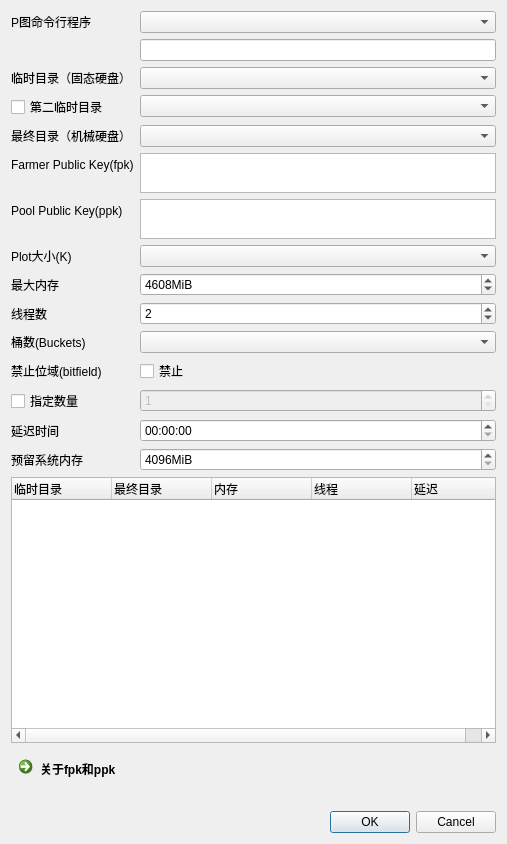
Qt form ui/CreatePlotDialog.ui (penglecn/ChiaTools) before a commit.
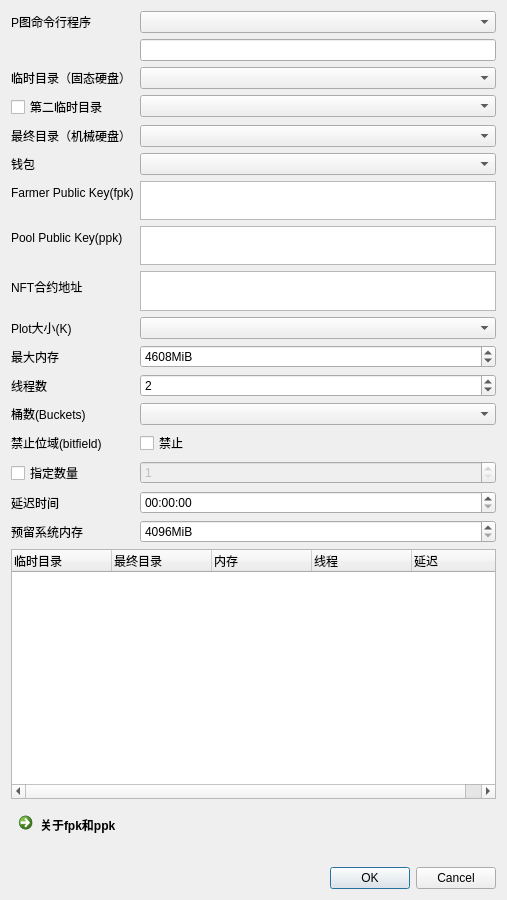
The same form after that commit.

Commit message: 多线程命令行支持新协议；支持多钱包选择

The edit to the form file:
```diff
--- a/ui/CreatePlotDialog.ui
+++ b/ui/CreatePlotDialog.ui
@@ -10,7 +10,7 @@
     <x>0</x>
     <y>0</y>
     <width>507</width>
-    <height>844</height>
+    <height>882</height>
    </rect>
   </property>
   <property name="sizePolicy">
@@ -51,21 +51,21 @@
      <item row="5" column="1">
       <widget class="QComboBox" name="comboHDD"/>
      </item>
-     <item row="6" column="0">
+     <item row="7" column="0">
       <widget class="QLabel" name="labelFpk">
        <property name="text">
         <string>Farmer Public Key(fpk)</string>
        </property>
       </widget>
      </item>
-     <item row="8" column="0">
+     <item row="9" column="0">
       <widget class="QLabel" name="labelPpk">
        <property name="text">
         <string>Pool Public Key(ppk)</string>
        </property>
       </widget>
      </item>
-     <item row="15" column="1">
+     <item row="17" column="1">
       <widget class="QSpinBox" name="spinNumber">
        <property name="enabled">
         <bool>false</bool>
@@ -78,28 +78,28 @@
        </property>
       </widget>
      </item>
-     <item row="16" column="0">
+     <item row="18" column="0">
       <widget class="QLabel" name="labelDelay">
        <property name="text">
         <string>延迟时间</string>
        </property>
       </widget>
      </item>
-     <item row="16" column="1">
+     <item row="18" column="1">
       <widget class="QTimeEdit" name="timeEditDelay">
        <property name="displayFormat">
         <string>HH:mm:ss</string>
        </property>
       </widget>
      </item>
-     <item row="11" column="0">
+     <item row="13" column="0">
       <widget class="QLabel" name="labelThreadNum">
        <property name="text">
         <string>线程数</string>
        </property>
       </widget>
      </item>
-     <item row="11" column="1">
+     <item row="13" column="1">
       <widget class="QSpinBox" name="spinThreadNum">
        <property name="minimum">
         <number>1</number>
@@ -112,14 +112,14 @@
        </property>
       </widget>
      </item>
-     <item row="10" column="0">
+     <item row="12" column="0">
       <widget class="QLabel" name="labelMemory">
        <property name="text">
         <string>最大内存</string>
        </property>
       </widget>
      </item>
-     <item row="10" column="1">
+     <item row="12" column="1">
       <widget class="QSpinBox" name="spinMemory">
        <property name="suffix">
         <string>MiB</string>
@@ -138,38 +138,38 @@
        </property>
       </widget>
      </item>
-     <item row="15" column="0">
+     <item row="17" column="0">
       <widget class="QCheckBox" name="checkBoxSpecifyCount">
        <property name="text">
         <string>指定数量</string>
        </property>
       </widget>
      </item>
-     <item row="12" column="0">
+     <item row="14" column="0">
       <widget class="QLabel" name="labelBucketNum">
        <property name="text">
         <string>桶数(Buckets)</string>
        </property>
       </widget>
      </item>
-     <item row="9" column="0">
+     <item row="11" column="0">
       <widget class="QLabel" name="labelK">
        <property name="text">
         <string>Plot大小(K)</string>
        </property>
       </widget>
      </item>
-     <item row="9" column="1">
+     <item row="11" column="1">
       <widget class="QComboBox" name="comboK"/>
      </item>
-     <item row="14" column="0">
+     <item row="16" column="0">
       <widget class="QLabel" name="labelNoBitfield">
        <property name="text">
         <string>禁止位域(bitfield)</string>
        </property>
       </widget>
      </item>
-     <item row="14" column="1">
+     <item row="16" column="1">
       <widget class="QCheckBox" name="checkBoxNoBitfield">
        <property name="text">
         <string>禁止</string>
@@ -193,7 +193,7 @@
        </property>
       </widget>
      </item>
-     <item row="6" column="1">
+     <item row="7" column="1">
       <widget class="QPlainTextEdit" name="editFpk">
        <property name="sizePolicy">
         <sizepolicy hsizetype="Expanding" vsizetype="Preferred">
@@ -209,7 +209,7 @@
        </property>
       </widget>
      </item>
-     <item row="8" column="1">
+     <item row="9" column="1">
       <widget class="QPlainTextEdit" name="editPpk">
        <property name="sizePolicy">
         <sizepolicy hsizetype="Expanding" vsizetype="Preferred">
@@ -225,14 +225,14 @@
        </property>
       </widget>
      </item>
-     <item row="17" column="0">
+     <item row="19" column="0">
       <widget class="QLabel" name="labelReserve">
        <property name="text">
         <string>预留系统内存</string>
        </property>
       </widget>
      </item>
-     <item row="17" column="1">
+     <item row="19" column="1">
       <widget class="QSpinBox" name="spinReservedMemory">
        <property name="suffix">
         <string>MiB</string>
@@ -248,7 +248,7 @@
        </property>
       </widget>
      </item>
-     <item row="12" column="1">
+     <item row="14" column="1">
       <widget class="QComboBox" name="comboBucketNum">
        <property name="currentText">
         <string/>
@@ -269,6 +269,39 @@
        </property>
       </widget>
      </item>
+     <item row="6" column="0">
+      <widget class="QLabel" name="labelWallet">
+       <property name="text">
+        <string>钱包</string>
+       </property>
+      </widget>
+     </item>
+     <item row="6" column="1">
+      <widget class="QComboBox" name="comboWallet"/>
+     </item>
+     <item row="10" column="0">
+      <widget class="QLabel" name="labelNft">
+       <property name="text">
+        <string>NFT合约地址</string>
+       </property>
+      </widget>
+     </item>
+     <item row="10" column="1">
+      <widget class="QPlainTextEdit" name="editNft">
+       <property name="sizePolicy">
+        <sizepolicy hsizetype="Expanding" vsizetype="Preferred">
+         <horstretch>0</horstretch>
+         <verstretch>0</verstretch>
+        </sizepolicy>
+       </property>
+       <property name="maximumSize">
+        <size>
+         <width>16777215</width>
+         <height>40</height>
+        </size>
+       </property>
+      </widget>
+     </item>
     </layout>
    </item>
    <item>
```
The commit also changes 4 other files.
